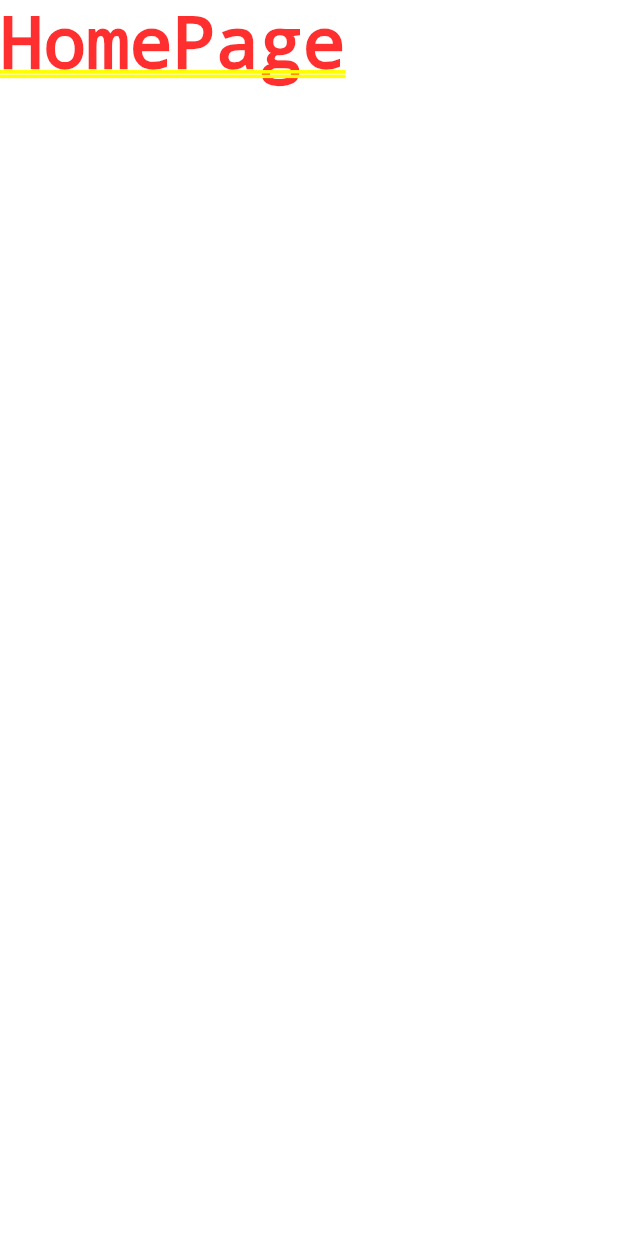
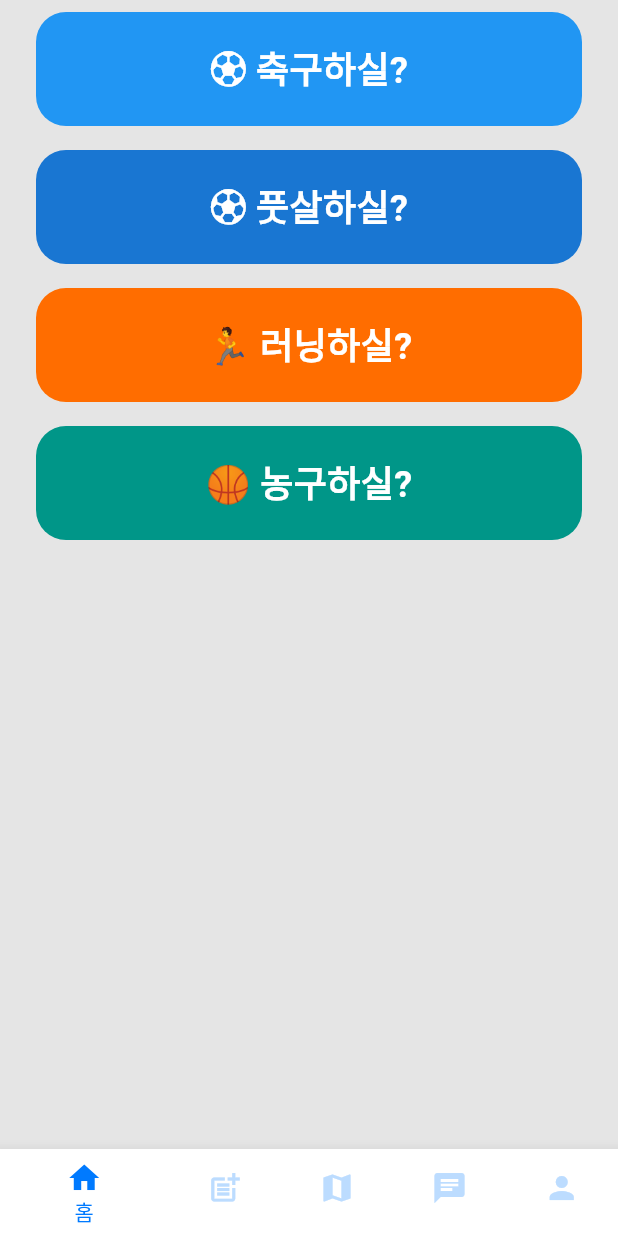
Before and after one commit to footgrammer/wanna_exercise_app, a Flutter app: the screen it shows after launch, on a phone screen of 412 x 824 dp. Run offline on Flutter 3.47's test engine with Material 3 defaults, Android fonts, the phone set to English and light mode, and no system bars; our stand-ins replace cloud_firestore, firebase_auth, firebase_core, flutter_riverpod; missing offline and left inert: flutter_naver_map; accounts and stored records are empty.

Commit message:
[UI]홈페이지 구현하기 Fixes #36

```diff
--- a/lib/pages/home/home_page.dart
+++ b/lib/pages/home/home_page.dart
@@ -1,8 +1,9 @@
 import 'package:flutter/material.dart';
+import 'package:wanna_exercise_app/pages/home/widgets/custom_bottom_nav_bar.dart';
 
-class HomePage extends StatelessWidget{
+class HomePage extends StatelessWidget {
   @override
   Widget build(BuildContext context) {
-    return Text('HomePage');
+    return CustomBottomNavBar();
   }
 }
--- /dev/null
+++ b/lib/pages/home/widgets/build_activity_button.dart
@@ -0,0 +1,42 @@
+import 'package:flutter/material.dart';
+
+class BuildActivityButton extends StatelessWidget{
+  final String label;
+  final Color textColor;
+  final Color bgColor;
+  // final Widget nextPage;
+
+  const BuildActivityButton({
+    required this.label,
+    required this.textColor,
+    required this.bgColor,
+    // required this.nextPage,
+    super.key,
+  });
+  @override
+  Widget build(BuildContext context) {
+    return GestureDetector(
+      onTap: () {
+        // Navigator.push(
+        //   context,
+        //   MaterialPageRoute(builder: (_) => nextPage),
+        // );
+      },
+      child: Container(
+        margin: const EdgeInsets.symmetric(horizontal: 24, vertical: 8),
+        padding: const EdgeInsets.symmetric(vertical: 20),
+        decoration: BoxDecoration(
+          color: bgColor,
+          borderRadius: BorderRadius.circular(20),
+        ),
+        width: double.infinity,
+        child: Center(
+          child: Text(
+            label,
+            style: TextStyle(fontSize: 24, fontWeight: FontWeight.bold, color: textColor),
+          ),
+        ),
+      ),
+    );
+  }
+}
--- /dev/null
+++ b/lib/pages/home/widgets/custom_bottom_nav_bar.dart
@@ -0,0 +1,50 @@
+import 'package:flutter/material.dart';
+import 'package:wanna_exercise_app/pages/home/widgets/home_content_page.dart';
+import 'package:wanna_exercise_app/pages/post/post_page.dart';
+import 'package:wanna_exercise_app/pages/map/map_page.dart';
+import 'package:wanna_exercise_app/pages/chat/chat_page.dart';
+import 'package:wanna_exercise_app/pages/profile/profile_page.dart';
+import 'package:wanna_exercise_app/themes/light_theme.dart';
+
+class CustomBottomNavBar extends StatefulWidget {
+  @override
+  State<CustomBottomNavBar> createState() => _CustomBottomNavBarState();
+}
+
+class _CustomBottomNavBarState extends State<CustomBottomNavBar> {
+  int _selectedIndex = 0;
+
+  final List<Widget> _pages = [
+    HomeContentPage(),
+    PostPage(),
+    MapPage(),
+    ChatPage(),
+    ProfilePage()
+  ];
+
+  void _onItemTapped(int index) {
+    setState(() {
+      _selectedIndex = index;
+    });
+  }
+
+  @override
+  Widget build(BuildContext context) {
+    return Scaffold(
+      body: _pages[_selectedIndex],
+      bottomNavigationBar: BottomNavigationBar(
+        currentIndex: _selectedIndex,
+        onTap: _onItemTapped,
+        selectedItemColor: appTheme.primaryColor,
+        unselectedItemColor: appTheme.colorScheme.tertiary,
+        items: const [
+          BottomNavigationBarItem(icon: Icon(Icons.home), label: "홈"),
+          BottomNavigationBarItem(icon: Icon(Icons.post_add), label: "게시판"),
+          BottomNavigationBarItem(icon: Icon(Icons.map), label: "지도"),
+          BottomNavigationBarItem(icon: Icon(Icons.chat), label: "채팅"),
+          BottomNavigationBarItem(icon: Icon(Icons.person), label: "프로필"),
+        ],
+      ),
+    );
+  }
+}
--- /dev/null
+++ b/lib/pages/home/widgets/home_content_page.dart
@@ -0,0 +1,23 @@
+import 'package:flutter/material.dart';
+import 'package:wanna_exercise_app/pages/home/widgets/build_activity_button.dart';
+import 'package:wanna_exercise_app/themes/light_theme.dart';
+
+class HomeContentPage extends StatelessWidget {
+  @override
+  Widget build(BuildContext context) {
+    return SafeArea(
+      child: Column(
+        children: [
+          BuildActivityButton(
+              label: '⚽ 축구하실?', textColor: Colors.white, bgColor: Colors.blue),
+          BuildActivityButton(
+              label: '⚽ 풋살하실?', textColor: Colors.white, bgColor: Colors.blue[700]!),
+          BuildActivityButton(
+              label: '🏃 러닝하실?', textColor: Colors.white, bgColor: appTheme.colorScheme.secondary),
+          BuildActivityButton(
+              label: '🏀 농구하실?', textColor: Colors.white, bgColor: Colors.teal),
+        ],
+      ),
+    );
+  }
+}
```
